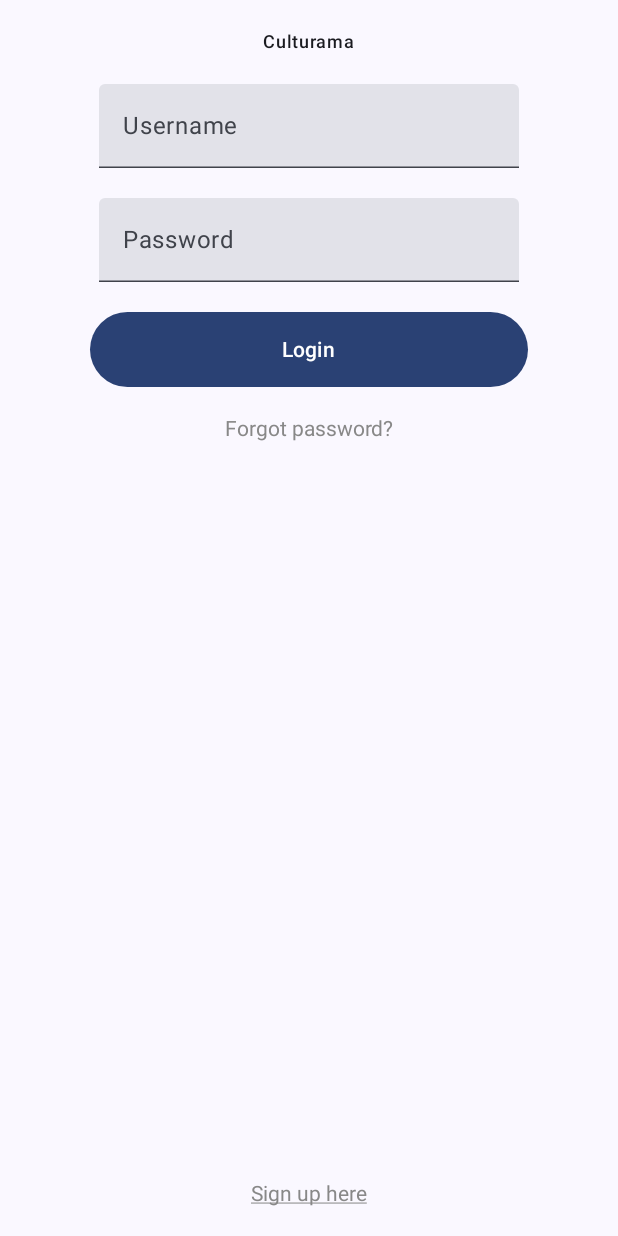
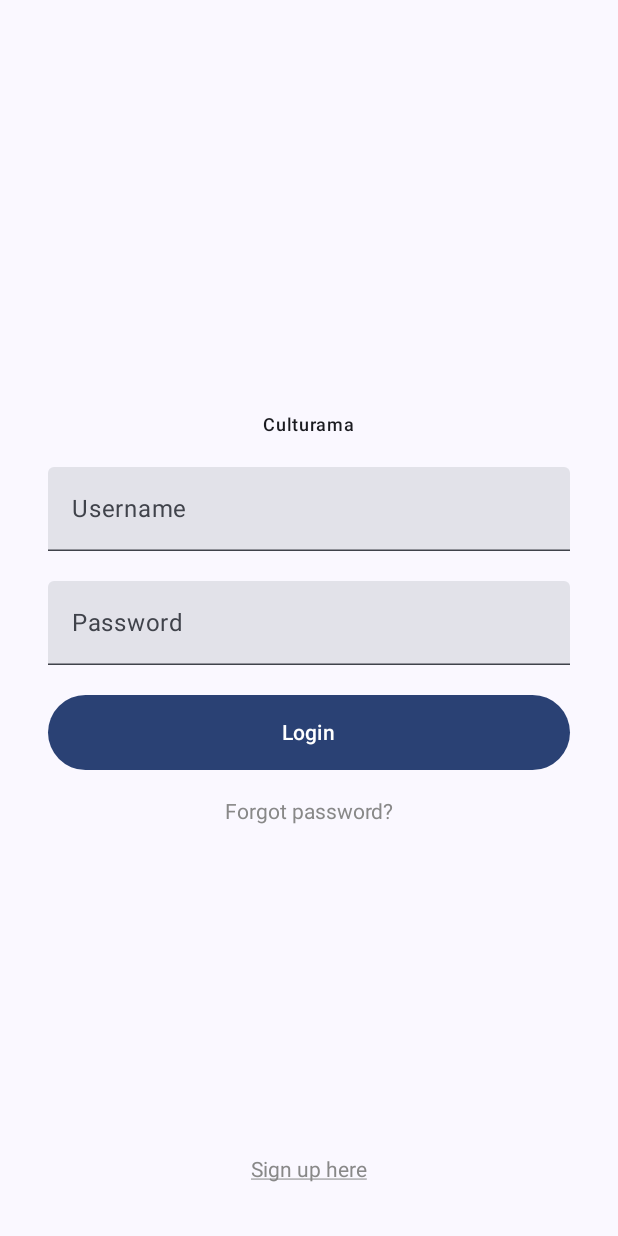
Before and after one commit to culturama/Culturama-MD, an Android app built with Jetpack Compose: the @Preview function LoginPagePreview, on a phone screen of 412 x 824 dp. Run offline under Robolectric (Android 15) with nearby library versions, the phone set to English and light mode, and no system bars.

Commit message:
change login

```diff
--- a/app/src/main/java/com/example/culturama/ui/screen/login/Login.kt
+++ b/app/src/main/java/com/example/culturama/ui/screen/login/Login.kt
@@ -40,22 +40,16 @@ import com.example.culturama.ui.theme.CulturamaTheme
 @OptIn(ExperimentalMaterial3Api::class)
 @Composable
 fun LoginPage(navController: NavHostController) {
-    Box(modifier = Modifier.fillMaxSize()) {
-        ClickableText(
-            text = AnnotatedString("Sign up here"),
+    Box(
         modifier = Modifier
-                .align(Alignment.BottomCenter)
-                .padding(20.dp),
-            onClick = { },
-            style = TextStyle(
-                fontSize = 14.sp,
-                textDecoration = TextDecoration.Underline,
-                color = Color.Gray // Sesuaikan warna sesuai keinginan
-            )
-        )
-    }
+            .fillMaxSize()
+            .padding(16.dp),
+        contentAlignment = Alignment.Center
+    ) {
         Column(
-        modifier = Modifier.padding(20.dp),
+            modifier = Modifier
+                .fillMaxWidth()
+                .padding(16.dp),
             verticalArrangement = Arrangement.Center,
             horizontalAlignment = Alignment.CenterHorizontally
         ) {
@@ -70,12 +64,14 @@ fun LoginPage(navController: NavHostController) {
 
             Spacer(modifier = Modifier.height(20.dp))
             TextField(
+                modifier = Modifier.fillMaxWidth(),
                 label = { Text(text = "Username") },
                 value = username.value,
                 onValueChange = { username.value = it })
 
             Spacer(modifier = Modifier.height(20.dp))
             TextField(
+                modifier = Modifier.fillMaxWidth(),
                 label = { Text(text = "Password") },
                 value = password.value,
                 visualTransformation = PasswordVisualTransformation(),
@@ -83,7 +79,6 @@ fun LoginPage(navController: NavHostController) {
                 onValueChange = { password.value = it })
 
             Spacer(modifier = Modifier.height(20.dp))
-        Box(modifier = Modifier.padding(40.dp, 0.dp, 40.dp, 0.dp)) {
             Button(
                 onClick = { },
                 shape = RoundedCornerShape(50.dp),
@@ -93,18 +88,32 @@ fun LoginPage(navController: NavHostController) {
             ) {
                 Text(text = "Login")
             }
-        }
+
             Spacer(modifier = Modifier.height(20.dp))
             ClickableText(
                 text = AnnotatedString("Forgot password?"),
                 onClick = { },
                 style = TextStyle(
                     fontSize = 14.sp,
-                color = Color.Gray // Sesuaikan warna sesuai keinginan
+                    color = Color.Gray
+                )
+            )
+        }
+        ClickableText(
+            text = AnnotatedString("Sign up here"),
+            modifier = Modifier
+                .align(Alignment.BottomCenter)
+                .padding(20.dp),
+            onClick = { },
+            style = TextStyle(
+                fontSize = 14.sp,
+                textDecoration = TextDecoration.Underline,
+                color = Color.Gray
             )
         )
     }
 }
+
 
 @Preview(showBackground = true)
 @Composable
```
Lines whose indentation alone changed are shown as unchanged.
